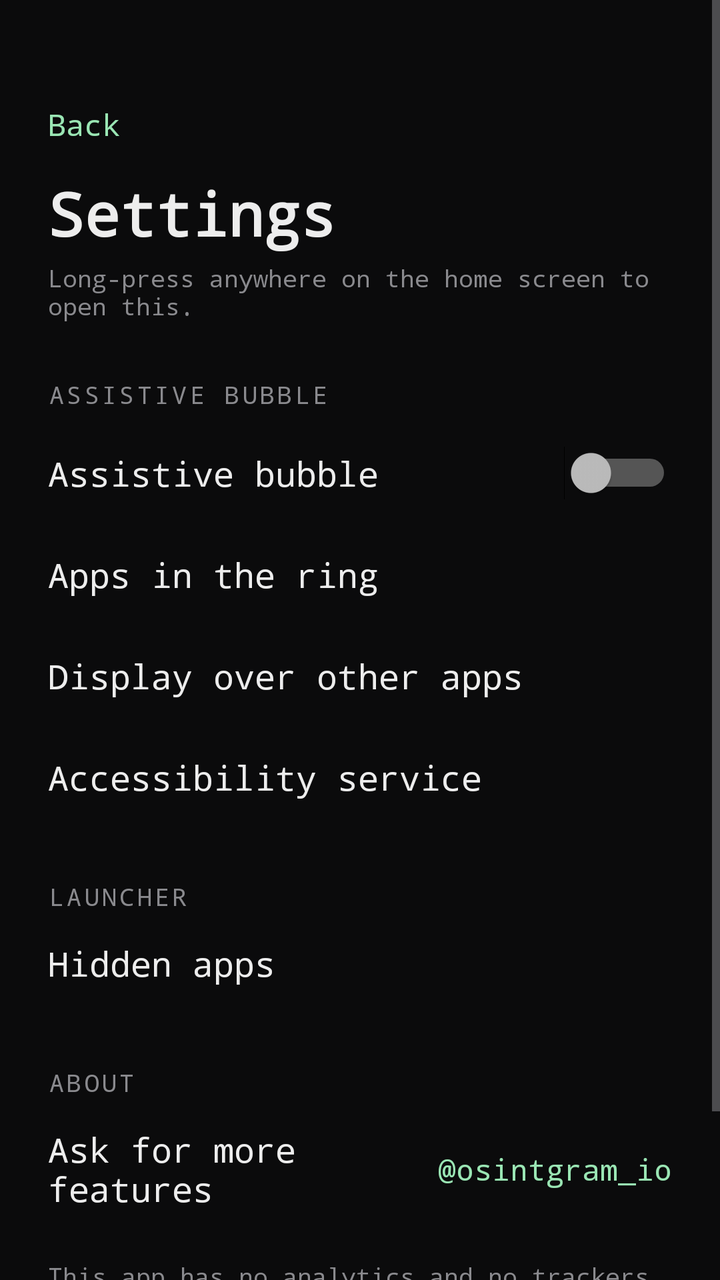
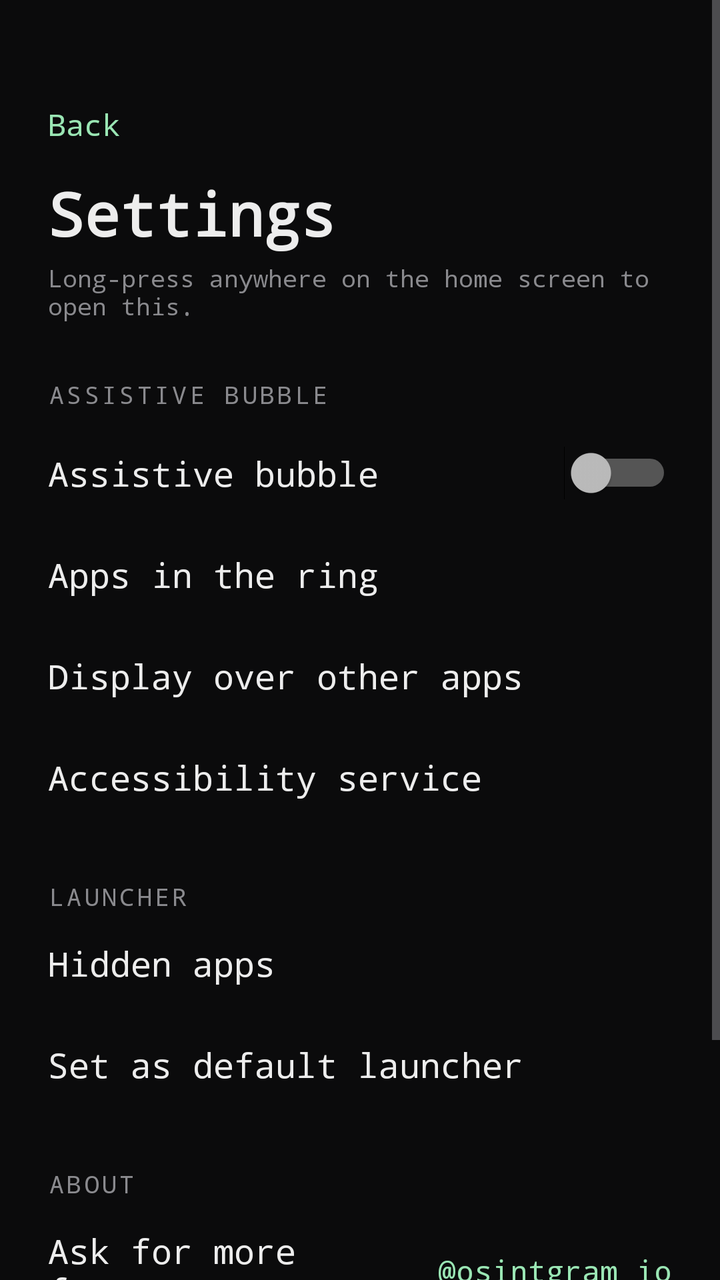

Two renders of the same Android screen: before a commit and after it. Below are the layout's source before the change and the commit's diff.
<!-- AndroidManifest.xml: activity theme Theme.LowDistraction -->
<!-- res/layout/activity_settings.xml -->
<?xml version="1.0" encoding="utf-8"?>
<ScrollView xmlns:android="http://schemas.android.com/apk/res/android"
    android:layout_width="match_parent"
    android:layout_height="match_parent"
    android:background="@color/background"
    android:fillViewport="true">

    <LinearLayout
        android:layout_width="match_parent"
        android:layout_height="wrap_content"
        android:orientation="vertical"
        android:paddingStart="24dp"
        android:paddingTop="44dp"
        android:paddingEnd="24dp"
        android:paddingBottom="40dp">

        <TextView
            android:id="@+id/back"
            android:layout_width="wrap_content"
            android:layout_height="wrap_content"
            android:paddingTop="8dp"
            android:paddingBottom="8dp"
            android:text="@string/settings_back"
            android:textColor="@color/accent"
            android:textSize="15sp"
            android:fontFamily="monospace" />

        <TextView
            android:layout_width="wrap_content"
            android:layout_height="wrap_content"
            android:layout_marginTop="6dp"
            android:text="@string/settings_title"
            android:textColor="@color/textPrimary"
            android:textSize="30sp"
            android:textStyle="bold"
            android:fontFamily="monospace" />

        <TextView
            android:layout_width="match_parent"
            android:layout_height="wrap_content"
            android:layout_marginTop="4dp"
            android:text="@string/settings_hint_long_press"
            android:textColor="@color/textSecondary"
            android:textSize="12sp"
            android:fontFamily="monospace" />

        
        <TextView
            android:layout_width="wrap_content"
            android:layout_height="wrap_content"
            android:layout_marginTop="28dp"
            android:text="@string/settings_section_bubble"
            android:textColor="@color/textSecondary"
            android:textSize="12sp"
            android:letterSpacing="0.12"
            android:fontFamily="monospace" />

        <LinearLayout
            android:layout_width="match_parent"
            android:layout_height="wrap_content"
            android:layout_marginTop="6dp"
            android:gravity="center_vertical"
            android:orientation="horizontal">

            <TextView
                android:layout_width="0dp"
                android:layout_height="wrap_content"
                android:layout_weight="1"
                android:paddingTop="14dp"
                android:paddingBottom="14dp"
                android:text="@string/bubble_settings"
                android:textColor="@color/textPrimary"
                android:textSize="17sp"
                android:fontFamily="monospace" />

            <Switch
                android:id="@+id/bubble_switch"
                android:layout_width="wrap_content"
                android:layout_height="wrap_content" />
        </LinearLayout>

        <TextView
            android:id="@+id/row_pick_apps"
            android:layout_width="match_parent"
            android:layout_height="wrap_content"
            android:background="?android:attr/selectableItemBackground"
            android:paddingTop="14dp"
            android:paddingBottom="14dp"
            android:text="@string/settings_row_pick_apps"
            android:textColor="@color/textPrimary"
            android:textSize="17sp"
            android:fontFamily="monospace" />

        <TextView
            android:id="@+id/row_overlay"
            android:layout_width="match_parent"
            android:layout_height="wrap_content"
            android:background="?android:attr/selectableItemBackground"
            android:paddingTop="14dp"
            android:paddingBottom="14dp"
            android:text="@string/settings_row_overlay"
            android:textColor="@color/textPrimary"
            android:textSize="17sp"
            android:fontFamily="monospace" />

        <TextView
            android:id="@+id/row_accessibility"
            android:layout_width="match_parent"
            android:layout_height="wrap_content"
            android:background="?android:attr/selectableItemBackground"
            android:paddingTop="14dp"
            android:paddingBottom="14dp"
            android:text="@string/settings_row_accessibility"
            android:textColor="@color/textPrimary"
            android:textSize="17sp"
            android:fontFamily="monospace" />

        
        <TextView
            android:layout_width="wrap_content"
            android:layout_height="wrap_content"
            android:layout_marginTop="26dp"
            android:text="@string/settings_section_launcher"
            android:textColor="@color/textSecondary"
            android:textSize="12sp"
            android:letterSpacing="0.12"
            android:fontFamily="monospace" />

        <TextView
            android:id="@+id/row_hidden"
            android:layout_width="match_parent"
            android:layout_height="wrap_content"
            android:background="?android:attr/selectableItemBackground"
            android:paddingTop="14dp"
            android:paddingBottom="14dp"
            android:text="@string/settings_row_hidden"
            android:textColor="@color/textPrimary"
            android:textSize="17sp"
            android:fontFamily="monospace" />

        
        <TextView
            android:layout_width="wrap_content"
            android:layout_height="wrap_content"
            android:layout_marginTop="26dp"
            android:text="@string/settings_section_about"
            android:textColor="@color/textSecondary"
            android:textSize="12sp"
            android:letterSpacing="0.12"
            android:fontFamily="monospace" />

        <LinearLayout
            android:id="@+id/row_contact"
            android:layout_width="match_parent"
            android:layout_height="wrap_content"
            android:background="?android:attr/selectableItemBackground"
            android:gravity="center_vertical"
            android:orientation="horizontal"
            android:paddingTop="14dp"
            android:paddingBottom="14dp">

            <TextView
                android:layout_width="0dp"
                android:layout_height="wrap_content"
                android:layout_weight="1"
                android:text="@string/settings_row_contact"
                android:textColor="@color/textPrimary"
                android:textSize="17sp"
                android:fontFamily="monospace" />

            <TextView
                android:layout_width="wrap_content"
                android:layout_height="wrap_content"
                android:text="@string/contact_instagram"
                android:textColor="@color/accent"
                android:textSize="15sp"
                android:fontFamily="monospace" />
        </LinearLayout>

        <TextView
            android:layout_width="match_parent"
            android:layout_height="wrap_content"
            android:layout_marginTop="10dp"
            android:text="@string/settings_no_trackers"
            android:textColor="@color/textSecondary"
            android:textSize="12sp"
            android:lineSpacingExtra="3dp"
            android:fontFamily="monospace" />
    </LinearLayout>
</ScrollView>
<!-- resources referenced by this layout -->
<resources>
  <color name="accent">#9AE6B4</color>
  <color name="background">#0B0B0C</color>
  <color name="textPrimary">#EDEDED</color>
  <color name="textSecondary">#8A8A8E</color>
  <string name="bubble_settings">Assistive bubble</string>
  <string name="contact_instagram">@osintgram_io</string>
  <string name="settings_back">Back</string>
  <string name="settings_hint_long_press">Long-press anywhere on the home screen to open this.</string>
  <string name="settings_no_trackers">This app has no analytics and no trackers. The link above is just a plain web link you can tap — nothing is sent anywhere by the app itself.</string>
  <string name="settings_row_accessibility">Accessibility service</string>
  <string name="settings_row_contact">Ask for more features</string>
  <string name="settings_row_hidden">Hidden apps</string>
  <string name="settings_row_overlay">Display over other apps</string>
  <string name="settings_row_pick_apps">Apps in the ring</string>
  <string name="settings_section_about">ABOUT</string>
  <string name="settings_section_bubble">ASSISTIVE BUBBLE</string>
  <string name="settings_section_launcher">LAUNCHER</string>
  <string name="settings_title">Settings</string>
  <style name="Theme.LowDistraction" parent="android:Theme.Material.NoActionBar">
          <item name="android:windowBackground">@color/background</item>
          <item name="android:colorBackground">@color/background</item>
          <item name="android:textColorPrimary">@color/textPrimary</item>
          <item name="android:textColorSecondary">@color/textSecondary</item>
          <item name="android:colorAccent">@color/accent</item>
          <item name="android:statusBarColor">@color/background</item>
          <item name="android:navigationBarColor">@color/background</item>
          <item name="android:windowLightStatusBar">false</item>
      </style>
</resources>

<!-- the commit's change to res/layout/activity_settings.xml (unified diff, before → after) -->
@@ -138,6 +138,18 @@
             android:textSize="17sp"
             android:fontFamily="monospace" />
 
+        <TextView
+            android:id="@+id/row_default"
+            android:layout_width="match_parent"
+            android:layout_height="wrap_content"
+            android:background="?android:attr/selectableItemBackground"
+            android:paddingTop="14dp"
+            android:paddingBottom="14dp"
+            android:text="@string/settings_row_default"
+            android:textColor="@color/textPrimary"
+            android:textSize="17sp"
+            android:fontFamily="monospace" />
+
         
         <TextView
             android:layout_width="wrap_content"
<!-- resource entries referenced after the edit -->
@@ -11,6 +11,7 @@
   <string name="settings_no_trackers">This app has no analytics and no trackers. The link above is just a plain web link you can tap — nothing is sent anywhere by the app itself.</string>
   <string name="settings_row_accessibility">Accessibility service</string>
   <string name="settings_row_contact">Ask for more features</string>
+  <string name="settings_row_default">Set as default launcher</string>
   <string name="settings_row_hidden">Hidden apps</string>
   <string name="settings_row_overlay">Display over other apps</string>
   <string name="settings_row_pick_apps">Apps in the ring</string>
